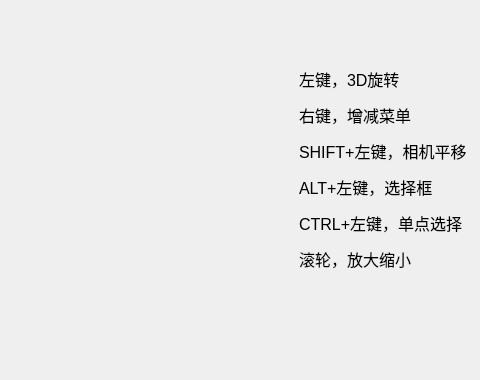
First picture: the form in src/frames/testvtk.ui, repository xiaosumay/qt-vtk, before the edit; both pictures show x 571 to 1051 and y 274 to 654 of the 1051 by 654 pixel window.
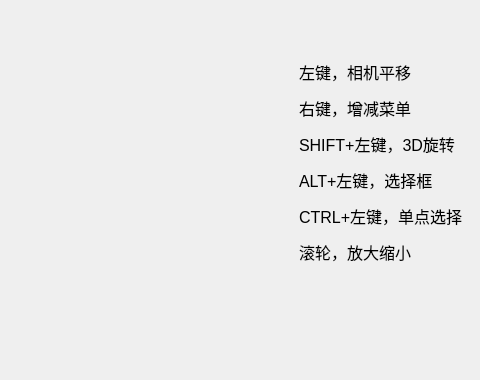
Second picture: the form after the edit. Custom widgets are drawn as their Qt base class.

Commit message: feat: rewrite style

What changed in the file:
```diff
--- a/src/frames/testvtk.ui
+++ b/src/frames/testvtk.ui
@@ -102,15 +102,7 @@
        <item>
         <widget class="QLabel" name="label">
          <property name="text">
-          <string>&lt;html&gt;&lt;head/&gt;&lt;body&gt;
-&lt;p&gt;&lt;span style=&quot; font-size:12pt;&quot;&gt;左键，3D旋转&lt;/span&gt;&lt;/p&gt;
-&lt;p&gt;&lt;span style=&quot; font-size:12pt;&quot;&gt;右键，增减菜单&lt;/span&gt;&lt;/p&gt;
-&lt;p&gt;&lt;span style=&quot; font-size:12pt;&quot;&gt;SHIFT+左键，相机平移&lt;/span&gt;&lt;/p&gt;
-&lt;p&gt;&lt;span style=&quot; font-size:12pt;&quot;&gt;ALT+左键，选择框&lt;/span&gt;&lt;/p&gt;
-&lt;p&gt;&lt;span style=&quot; font-size:12pt;&quot;&gt;CTRL+左键，单点选择&lt;/span&gt;&lt;/p&gt;
-&lt;p&gt;&lt;span style=&quot; font-size:12pt;&quot;&gt;滚轮，放大缩小&lt;/span&gt;&lt;/p&gt;
-&lt;p&gt;
-&lt;/body&gt;&lt;/html&gt;</string>
+          <string>&lt;html&gt;&lt;head/&gt;&lt;body&gt;&lt;p&gt;&lt;span style=&quot; font-size:12pt;&quot;&gt;左键，相机平移&lt;/span&gt;&lt;/p&gt;&lt;p&gt;&lt;span style=&quot; font-size:12pt;&quot;&gt;右键，增减菜单&lt;/span&gt;&lt;/p&gt;&lt;p&gt;&lt;span style=&quot; font-size:12pt;&quot;&gt;SHIFT+左键，3D旋转&lt;/span&gt;&lt;/p&gt;&lt;p&gt;&lt;span style=&quot; font-size:12pt;&quot;&gt;ALT+左键，选择框&lt;/span&gt;&lt;/p&gt;&lt;p&gt;&lt;span style=&quot; font-size:12pt;&quot;&gt;CTRL+左键，单点选择&lt;/span&gt;&lt;/p&gt;&lt;p&gt;&lt;span style=&quot; font-size:12pt;&quot;&gt;滚轮，放大缩小&lt;/span&gt;&lt;/p&gt;&lt;p&gt;&lt;br/&gt;&lt;/p&gt;&lt;/body&gt;&lt;/html&gt;</string>
          </property>
         </widget>
        </item>
```
The commit also changes 8 other files.
